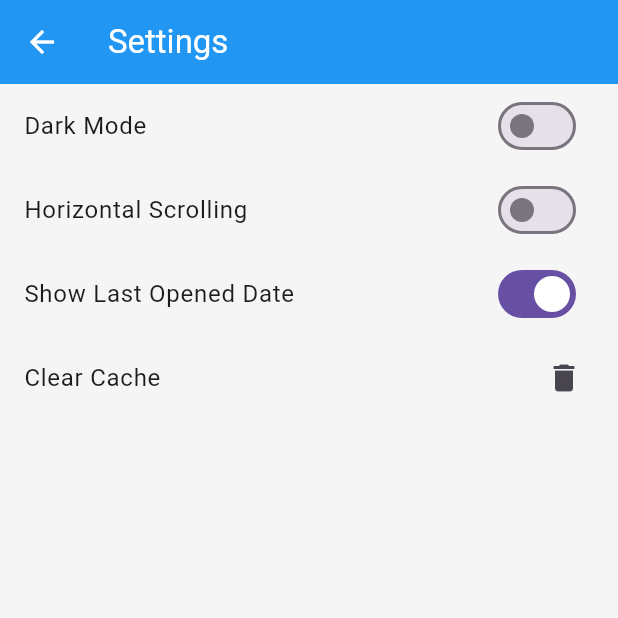
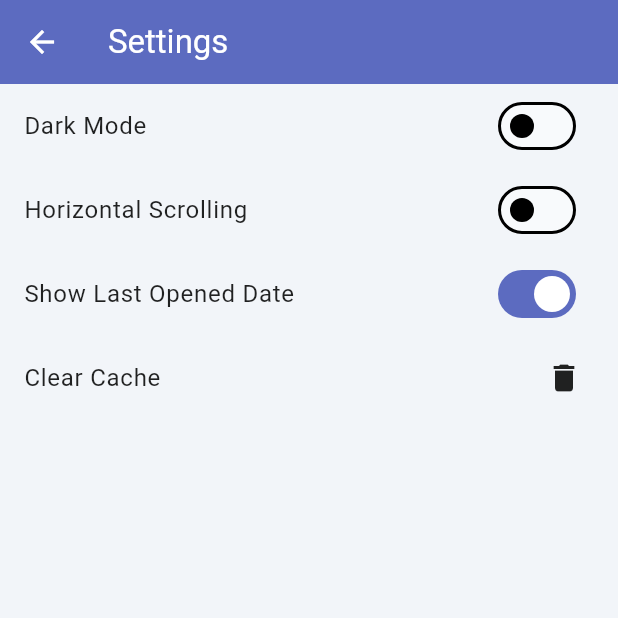
Before and after one commit to rishithareddychalla/pdf_reader, a Flutter app: the screen it shows after launch, after a tap on the "settings" icon, on a phone screen of 412 x 824 dp, the top half of it. Run offline on Flutter 3.47's test engine with Material 3 defaults, Android fonts, the light colour scheme and no system bars; our stand-ins replace file_picker, share_plus, shared_preferences; missing offline and left inert: pdfx, receive_intent, syncfusion_flutter_pdf, syncfusion_flutter_pdfviewer.

Commit message:
theme changes

```diff
--- a/lib/main.dart
+++ b/lib/main.dart
@@ -46,7 +46,8 @@ class _MyAppState extends State<MyApp> {
     }
 
     // Handle intents received while the app is running
-    _intentSubscription = receive_intent.ReceiveIntent.receivedIntentStream.listen(
+    _intentSubscription = receive_intent.ReceiveIntent.receivedIntentStream
+        .listen(
           (receive_intent.Intent? intent) {
             if (intent != null) {
               _navigateToReaderScreen(intent);
@@ -63,10 +64,7 @@ class _MyAppState extends State<MyApp> {
     final path = intent.data;
     if (path != null) {
       navigatorKey.currentState?.push(
-        MaterialPageRoute(
-          builder: (context) => PDFReaderScreen(
-          ),
-        ),
+        MaterialPageRoute(builder: (context) => PDFReaderScreen()),
       );
     }
   }
@@ -86,7 +84,6 @@ class _MyAppState extends State<MyApp> {
     _prefs.setBool('darkMode', isDark);
   }
 
-
   @override
   Widget build(BuildContext context) {
     return MaterialApp(
@@ -95,22 +92,50 @@ class _MyAppState extends State<MyApp> {
       title: 'PDF Reader App',
       theme: ThemeData(
         brightness: Brightness.light,
-        primarySwatch: Colors.blue,
-        scaffoldBackgroundColor: Colors.grey[100],
+        colorScheme: ColorScheme.light(
+          primary: const Color(0xFF5C6BC0), // soft indigo-blue
+          secondary: const Color(0xFF90CAF9), // light sky blue
+          surface: const Color(0xFFF8FAFC), // near-white background
+          onSurface: Colors.black87,
+        ),
+        scaffoldBackgroundColor: const Color(0xFFF2F5F9),
         appBarTheme: const AppBarTheme(
-          backgroundColor: Colors.blue,
+          backgroundColor: Color(0xFF5C6BC0),
           foregroundColor: Colors.white,
+          elevation: 2,
         ),
+        cardColor: Colors.white,
+        shadowColor: Colors.black12,
+        textTheme: const TextTheme(
+          bodyLarge: TextStyle(fontSize: 16, color: Colors.black87),
+          bodyMedium: TextStyle(fontSize: 14, color: Colors.black87),
         ),
+        useMaterial3: true,
+      ),
+
       darkTheme: ThemeData(
         brightness: Brightness.dark,
-        primarySwatch: Colors.blue,
-        scaffoldBackgroundColor: Colors.grey[850],
-        appBarTheme: AppBarTheme(
-          backgroundColor: Colors.blue[900],
+        colorScheme: ColorScheme.dark(
+          primary: const Color(0xFF7986CB), // soft indigo
+          secondary: const Color(0xFF64B5F6), // calm blue
+          surface: const Color(0xFF121212), // dark surface
+          onSurface: Colors.white70,
+        ),
+        scaffoldBackgroundColor: const Color(0xFF0E1117),
+        appBarTheme: const AppBarTheme(
+          backgroundColor: Color(0xFF1E2742),
           foregroundColor: Colors.white,
+          elevation: 0,
         ),
+        cardColor: const Color(0xFF1C1F26),
+        shadowColor: Colors.black54,
+        textTheme: const TextTheme(
+          bodyLarge: TextStyle(fontSize: 16, color: Colors.white70),
+          bodyMedium: TextStyle(fontSize: 14, color: Colors.white70),
         ),
+        useMaterial3: true,
+      ),
+
       themeMode: _themeMode,
       home: HomeScreen(toggleTheme: _toggleTheme),
     );
--- a/lib/screens/seach_tool.dart
+++ b/lib/screens/seach_tool.dart
@@ -84,7 +84,9 @@ class SearchToolbarState extends State<SearchToolbar> {
               child: Text(
                 'YES',
                 style: TextStyle(
-                  color: isDark ? Colors.blue[300] : Colors.blueAccent,
+                  color: isDark
+                      ? const Color(0xFF7986CB)
+                      : const Color(0xFF5C6BC0),
                 ),
               ),
             ),
@@ -101,7 +103,9 @@ class SearchToolbarState extends State<SearchToolbar> {
               child: Text(
                 'NO',
                 style: TextStyle(
-                  color: isDark ? Colors.blue[300] : Colors.blueAccent,
+                  color: isDark
+                      ? const Color(0xFF7986CB)
+                      : const Color(0xFF5C6BC0),
                 ),
               ),
             ),
```
Lines whose indentation alone changed are shown as unchanged.
